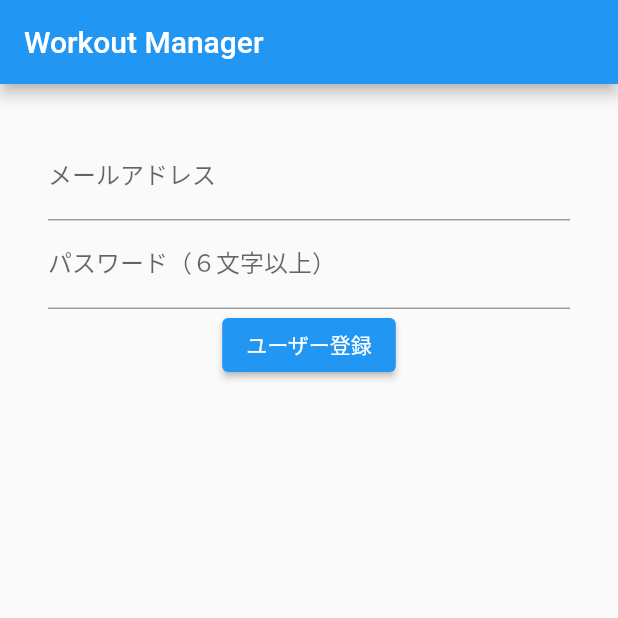
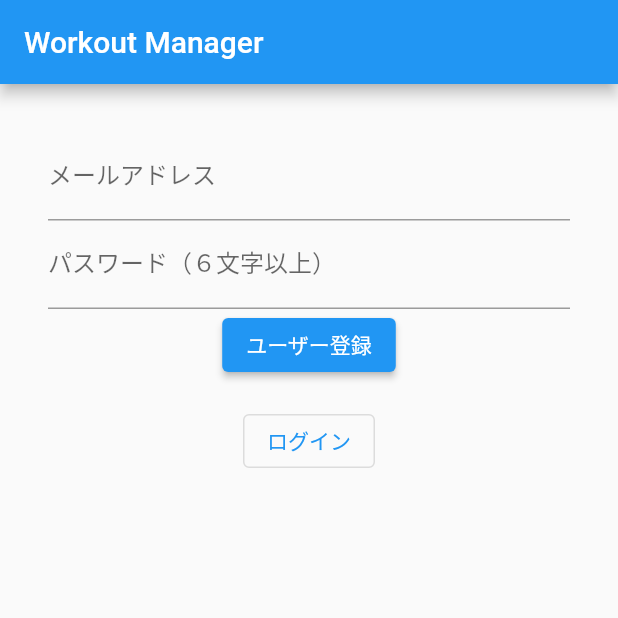
Before and after one commit to katsualonso14/Flutter-Workout-Managar, a Flutter app: the screen it shows after launch, on a phone screen of 412 x 824 dp, the top half of it. Run offline on Flutter 3.47's test engine with Material 2 defaults, Android fonts, the phone set to English and light mode, and no system bars; our stand-ins replace firebase_auth, firebase_core, flutter_hooks, flutter_riverpod, table_calendar; accounts and stored records are empty.

Commit message:
Add firebase login feature

```diff
--- a/lib/presentation/page/login.dart
+++ b/lib/presentation/page/login.dart
@@ -3,24 +3,19 @@ import 'package:firebase_auth/firebase_auth.dart';
 import 'package:flutter/material.dart';
 import 'package:flutter_riverpod/flutter_riverpod.dart';
 
-final provider = StateProvider((ref) => '');
-final provider2 = StateProvider((ref) => '');
-final provider3 = StateProvider((ref) => '');
+// TODO prividerの管理ファイル変更
+final emailProvider = StateProvider((ref) => '');
+final passwordProvider = StateProvider((ref) => '');
+final infoTextProvider = StateProvider((ref) => '');
 
 class LogIn extends ConsumerWidget {
   LogIn({Key key}) : super(key: key);
-// 入力されたメールアドレス
-//   String newUserEmail = "";
-  // 入力されたパスワード
-  // String newUserPassword = "";
-  // 登録・ログインに関する情報を表示
-  // String infoText = "";
 
   @override
   Widget build(BuildContext context, WidgetRef ref) {
-    final newUserEmail = ref.watch(provider.state);
-    final newUserPassword = ref.watch(provider2.state);
-    final infoText = ref.watch(provider3.state);
+    final newUserEmail = ref.watch(emailProvider.state);
+    final newUserPassword = ref.watch(passwordProvider.state);
+    final infoText = ref.watch(infoTextProvider.state);
     return MaterialApp(
       home: Scaffold(
         body: Center(
@@ -33,9 +28,6 @@ class LogIn extends ConsumerWidget {
                   decoration: InputDecoration(labelText: "メールアドレス"),
                   onChanged: (String value) {
                     newUserEmail.state = value;
-                    // setState(() {
-                    //   newUserEmail = value;
-                    // });
                   },
                 ),
                 TextFormField(
@@ -44,9 +36,6 @@ class LogIn extends ConsumerWidget {
                   obscureText: true,
                   onChanged: (String value) {
                     newUserPassword.state = value;
-                    // setState(() {
-                    //   newUserPassword = value;
-                    // });
                   },
                 ),
                 ElevatedButton(
@@ -64,22 +53,33 @@ class LogIn extends ConsumerWidget {
                         // 登録したユーザー情報
                         final User user = result.user;
                         infoText.state = "登録OK：${user.email}";
-                        // setState(() {
-                        //   infoText = "登録OK：${user.email}";
-                        // });
                       } catch (e) {
                         // 登録に失敗した場合
                         infoText.state = "登録NG：${e.toString()}";
-                        // setState(() {
-                        //   infoText = "登録NG：${e.toString()}";
-                        // });
                       }
                     },
-
-
                     child: Text('ユーザー登録')
                 ),
-                Text(infoText.state)
+                Text(infoText.state),
+                Container(
+                  child: OutlinedButton(
+                    child: Text('ログイン'),
+                    onPressed: () async {
+                      try {
+                        // メール/パスワードでログイン
+                        final FirebaseAuth auth = FirebaseAuth.instance;
+                        await auth.signInWithEmailAndPassword(
+                            email: newUserEmail.state,
+                            password: newUserPassword.state
+                        );
+                        print('ログイン成功');
+                      } catch (e){
+                        print('ログイン失敗');
+                        print(e);
+                      }
+                    },
+                  ),
+                )
               ],
             ),
           ),
```
